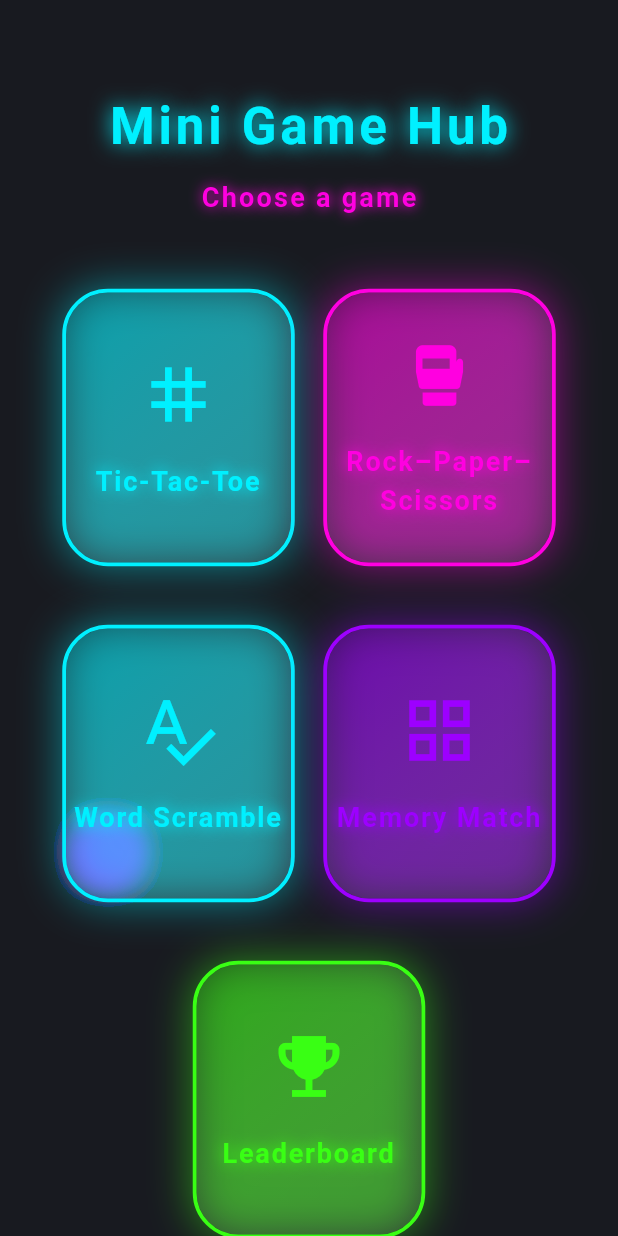
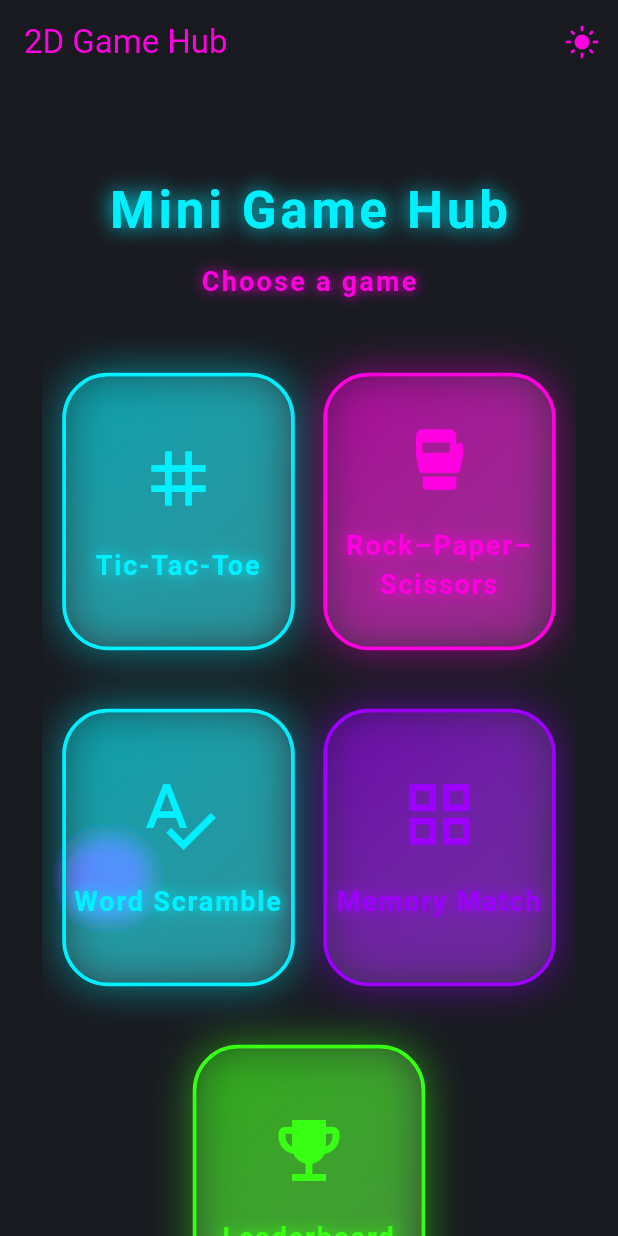
Before and after one commit to Ahadullislam/two2dgame, a Flutter app: the screen it shows after launch, on a phone screen of 412 x 824 dp. Run offline on Flutter 3.47's test engine with Material 3 defaults, Android fonts, the phone set to English and light mode, and no system bars; our stand-ins replace audioplayers, bloc, equatable, flutter_bloc.

Commit message:
Some Tweak on leaderboard screen

```diff
--- /dev/null
+++ b/lib/cubit/theme_cubit.dart
@@ -0,0 +1,10 @@
+import 'package:flutter/material.dart';
+import 'package:flutter_bloc/flutter_bloc.dart';
+
+class ThemeCubit extends Cubit<ThemeMode> {
+  ThemeCubit() : super(ThemeMode.dark);
+
+  void toggle() {
+    emit(state == ThemeMode.dark ? ThemeMode.light : ThemeMode.dark);
+  }
+}
--- a/lib/features/memory/cubit/memory_cubit.dart
+++ b/lib/features/memory/cubit/memory_cubit.dart
@@ -3,6 +3,7 @@ import 'dart:math';
 import 'package:bloc/bloc.dart';
 import 'package:equatable/equatable.dart';
 import '../models/memory_card.dart';
+import '../../../models/leaderboard.dart';
 
 class MemoryState extends Equatable {
   final List<MemoryCard> deck;
@@ -104,6 +105,10 @@ class MemoryCubit extends Cubit<MemoryState> {
       final done = deck.every((c) => c.isMatched);
       if (done) {
         _timer?.cancel();
+        // Record Memory Match completion as a win
+        LeaderboardModel().recordResult('Memory Match', win: true);
+        // Record best time in seconds
+        LeaderboardModel().recordTime('Memory Match', state.seconds);
       }
       emit(state.copyWith(deck: deck, isBusy: false, completed: done));
     } else {
--- a/lib/features/rps/view/rps_screen.dart
+++ b/lib/features/rps/view/rps_screen.dart
@@ -15,8 +15,9 @@ class RPSScreen extends StatelessWidget {
 
   @override
   Widget build(BuildContext context) {
+    final theme = Theme.of(context);
     return Scaffold(
-      backgroundColor: const Color(0xFF181A20),
+      backgroundColor: theme.scaffoldBackgroundColor,
       appBar: AppBar(
         title: const Text('Rock–Paper–Scissors'),
         backgroundColor: Colors.transparent,
--- a/lib/features/wordscramble/cubit/word_cubit.dart
+++ b/lib/features/wordscramble/cubit/word_cubit.dart
@@ -1,5 +1,6 @@
 import 'package:bloc/bloc.dart';
 import 'package:equatable/equatable.dart';
+import '../../../models/leaderboard.dart';
 import 'dart:math';
 
 class WordState extends Equatable {
@@ -33,7 +34,10 @@ class WordState extends Equatable {
 }
 
 class WordCubit extends Cubit<WordState> {
-  WordCubit() : super(_first());
+  DateTime? _startAt;
+  WordCubit() : super(_first()) {
+    _startAt = DateTime.now();
+  }
 
   static const _words = [
     'apple', 'river', 'chair', 'phone', 'light', 'music', 'plane', 'green', 'smile', 'storm',
@@ -79,6 +83,13 @@ class WordCubit extends Cubit<WordState> {
   void submit() {
     final ok = state.input.trim().toLowerCase() == state.original.toLowerCase();
     emit(state.copyWith(correct: ok));
+    if (ok) {
+      LeaderboardModel().recordResult('Word Scramble', win: true);
+      if (_startAt != null) {
+        final seconds = DateTime.now().difference(_startAt!).inSeconds;
+        LeaderboardModel().recordTime('Word Scramble', seconds);
+      }
+    }
   }
 
   void next() {
@@ -86,6 +97,7 @@ class WordCubit extends Cubit<WordState> {
     final nextIdx = (state.index + 1) % pool.length;
     final word = pool[nextIdx];
     emit(WordState.initial(word, _scramble(word), nextIdx));
+    _startAt = DateTime.now();
   }
 
   void skip() => next();
--- a/lib/models/leaderboard.dart
+++ b/lib/models/leaderboard.dart
@@ -3,8 +3,15 @@ class LeaderboardEntry {
   int wins;
   int losses;
   int draws;
+  int? bestTimeSeconds; // lower is better; null means no record yet
 
-  LeaderboardEntry({required this.game, this.wins = 0, this.losses = 0, this.draws = 0});
+  LeaderboardEntry({
+    required this.game,
+    this.wins = 0,
+    this.losses = 0,
+    this.draws = 0,
+    this.bestTimeSeconds,
+  });
 }
 
 class LeaderboardModel {
@@ -15,6 +22,8 @@ class LeaderboardModel {
   final Map<String, LeaderboardEntry> _entries = {
     'Tic-Tac-Toe': LeaderboardEntry(game: 'Tic-Tac-Toe'),
     'Rock–Paper–Scissors': LeaderboardEntry(game: 'Rock–Paper–Scissors'),
+    'Memory Match': LeaderboardEntry(game: 'Memory Match'),
+    'Word Scramble': LeaderboardEntry(game: 'Word Scramble'),
   };
 
   List<LeaderboardEntry> get entries => _entries.values.toList();
@@ -31,11 +40,21 @@ class LeaderboardModel {
     }
   }
 
+  void recordTime(String game, int seconds) {
+    final entry = _entries[game];
+    if (entry == null) return;
+    if (seconds < 0) return;
+    if (entry.bestTimeSeconds == null || seconds < entry.bestTimeSeconds!) {
+      entry.bestTimeSeconds = seconds;
+    }
+  }
+
   void reset() {
     for (final entry in _entries.values) {
       entry.wins = 0;
       entry.losses = 0;
       entry.draws = 0;
+      entry.bestTimeSeconds = null;
     }
   }
 }
--- a/lib/screens/home_screen.dart
+++ b/lib/screens/home_screen.dart
@@ -1,4 +1,6 @@
 import 'package:flutter/material.dart';
+import 'package:flutter_bloc/flutter_bloc.dart';
+import '../cubit/theme_cubit.dart';
 import '../widgets/animated_particles_background.dart';
 import '../utils/sound_player.dart';
 
@@ -15,16 +17,33 @@ class HomeScreen extends StatelessWidget {
     final size = MediaQuery.of(context).size;
     final theme = Theme.of(context);
     return Scaffold(
+      appBar: AppBar(
+        title: const Text('2D Game Hub'),
+        actions: [
+          IconButton(
+            tooltip: 'Toggle theme',
+            icon: Icon(
+              Theme.of(context).brightness == Brightness.dark
+                  ? Icons.light_mode
+                  : Icons.dark_mode,
+              color: Theme.of(context).colorScheme.primary,
+            ),
+            onPressed: () => context.read<ThemeCubit>().toggle(),
+          ),
+        ],
+      ),
       backgroundColor: theme.scaffoldBackgroundColor,
       body: Stack(
         children: [
           const AnimatedParticlesBackground(),
           Center(
-            child: Column(
-              mainAxisAlignment: MainAxisAlignment.center,
-              children: [
-                const SizedBox(height: 60),
-                Text(
+            child: SingleChildScrollView(
+              padding: const EdgeInsets.symmetric(vertical: 40, horizontal: 16),
+              child: Column(
+                mainAxisAlignment: MainAxisAlignment.center,
+                children: [
+                  const SizedBox(height: 20),
+                  Text(
                   'Mini Game Hub',
                   style: TextStyle(
                     fontWeight: FontWeight.bold,
@@ -102,12 +121,12 @@ class HomeScreen extends StatelessWidget {
                     ),
                   ],
                 ),
-                const SizedBox(height: 80),
+                const SizedBox(height: 40),
                 // Optional: Add more cards, leaderboard, profile, etc.
               ],
             ),
           ),
-        ],
+          )],
       ),
     );
   }
--- a/lib/theme/app_theme.dart
+++ b/lib/theme/app_theme.dart
@@ -19,9 +19,9 @@ class AppTheme {
           error: Colors.redAccent,
           onError: Colors.white,
           surface: Colors.white,
-          onSurface: neonBlue,
+          onSurface: Colors.black87,
         ),
-        scaffoldBackgroundColor: const Color(0xFF181A20),
+        scaffoldBackgroundColor: const Color(0xFFF7F9FC),
         appBarTheme: const AppBarTheme(
           backgroundColor: Colors.transparent,
           elevation: 0,
--- a/lib/widgets/animated_particles_background.dart
+++ b/lib/widgets/animated_particles_background.dart
@@ -51,9 +51,12 @@ class _AnimatedParticlesBackgroundState extends State<AnimatedParticlesBackgroun
     return AnimatedBuilder(
       animation: _controller,
       builder: (context, child) {
-        return CustomPaint(
-          painter: _ParticlesPainter(_particles, _controller.value),
-          size: Size.infinite,
+        return SizedBox.expand(
+          child: CustomPaint(
+            painter: _ParticlesPainter(_particles, _controller.value),
+            isComplex: true,
+            willChange: true,
+          ),
         );
       },
     );
```
Also changed, not shown: lib/cubit/game_cubit.dart (+21 -0 lines), lib/cubit/rps_cubit.dart (+10 -1 lines), lib/features/wordscramble/view/word_screen.dart (+12 -5 lines), lib/main.dart (+11 -47 lines), lib/screens/leaderboard_screen.dart (+44 -12 lines).
